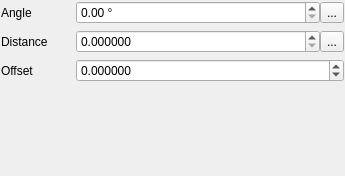
Before: the Qt Designer form SWGIS-DLLSrc/SWGIS-Gui/widget_linepatternfill.ui in LZS1991/SWGIS, drawn with Qt 5.
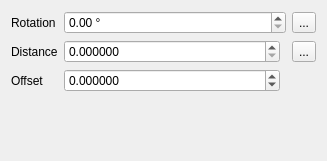
After: the same form once the commit is applied. Custom widgets are drawn as their Qt base class.

```diff
--- a/SWGIS-DLLSrc/SWGIS-Gui/widget_linepatternfill.ui
+++ b/SWGIS-DLLSrc/SWGIS-Gui/widget_linepatternfill.ui
@@ -6,77 +6,36 @@
    <rect>
     <x>0</x>
     <y>0</y>
-    <width>345</width>
-    <height>176</height>
+    <width>327</width>
+    <height>161</height>
    </rect>
   </property>
   <property name="windowTitle">
    <string>Form</string>
   </property>
-  <layout class="QFormLayout" name="formLayout">
-   <property name="fieldGrowthPolicy">
-    <enum>QFormLayout::AllNonFixedFieldsGrow</enum>
-   </property>
-   <property name="labelAlignment">
-    <set>Qt::AlignLeading|Qt::AlignLeft|Qt::AlignTop</set>
-   </property>
-   <property name="horizontalSpacing">
-    <number>28</number>
-   </property>
-   <property name="leftMargin">
-    <number>1</number>
-   </property>
-   <property name="topMargin">
-    <number>1</number>
-   </property>
-   <property name="rightMargin">
-    <number>1</number>
-   </property>
-   <property name="bottomMargin">
-    <number>1</number>
-   </property>
+  <layout class="QGridLayout" name="gridLayout" columnstretch="0,1,0">
+   <item row="0" column="0">
+    <widget class="QLabel" name="mRotationLabel">
+     <property name="text">
+      <string>Rotation</string>
+     </property>
+    </widget>
+   </item>
+   <item row="0" column="2">
+    <widget class="QgsDataDefinedButton" name="mAngleDDBtn">
+     <property name="text">
+      <string>...</string>
+     </property>
+    </widget>
+   </item>
    <item row="1" column="0">
-    <widget class="QLabel" name="mAngleLabel">
-     <property name="text">
-      <string>Angle</string>
-     </property>
-    </widget>
-   </item>
-   <item row="1" column="1">
-    <layout class="QHBoxLayout" name="horizontalLayout_2">
-     <item>
-      <widget class="QgsDoubleSpinBox" name="mAngleSpinBox">
-       <property name="suffix">
-        <string> °</string>
-       </property>
-       <property name="maximum">
-        <double>360.000000000000000</double>
-       </property>
-       <property name="singleStep">
-        <double>0.500000000000000</double>
-       </property>
-       <property name="showClearButton" stdset="0">
-        <bool>true</bool>
-       </property>
-      </widget>
-     </item>
-     <item>
-      <widget class="QgsDataDefinedButton" name="mAngleDDBtn">
-       <property name="text">
-        <string>...</string>
-       </property>
-      </widget>
-     </item>
-    </layout>
-   </item>
-   <item row="3" column="0">
     <widget class="QLabel" name="mDistanceLabel">
      <property name="text">
       <string>Distance</string>
      </property>
     </widget>
    </item>
-   <item row="3" column="1">
+   <item row="1" column="1">
     <layout class="QHBoxLayout" name="horizontalLayout">
      <item>
       <widget class="QgsDoubleSpinBox" name="mDistanceSpinBox">
@@ -100,13 +59,6 @@
        </property>
       </widget>
      </item>
-     <item>
-      <widget class="QgsDataDefinedButton" name="mDistanceDDBtn">
-       <property name="text">
-        <string>...</string>
-       </property>
-      </widget>
-     </item>
      <item>
       <widget class="QgsUnitSelectionWidget" name="mDistanceUnitWidget" native="true">
        <property name="minimumSize">
@@ -119,14 +71,14 @@
      </item>
     </layout>
    </item>
-   <item row="4" column="0">
+   <item row="2" column="0">
     <widget class="QLabel" name="mOffsetLabel">
      <property name="text">
       <string>Offset</string>
      </property>
     </widget>
    </item>
-   <item row="4" column="1">
+   <item row="2" column="1">
     <layout class="QHBoxLayout" name="horizontalLayout_4">
      <item>
       <widget class="QgsDoubleSpinBox" name="mOffsetSpinBox">
@@ -158,6 +110,46 @@
      </item>
     </layout>
    </item>
+   <item row="1" column="2">
+    <widget class="QgsDataDefinedButton" name="mDistanceDDBtn">
+     <property name="text">
+      <string>...</string>
+     </property>
+    </widget>
+   </item>
+   <item row="0" column="1">
+    <layout class="QHBoxLayout" name="horizontalLayout_2">
+     <item>
+      <widget class="QgsDoubleSpinBox" name="mAngleSpinBox">
+       <property name="suffix">
+        <string> °</string>
+       </property>
+       <property name="maximum">
+        <double>360.000000000000000</double>
+       </property>
+       <property name="singleStep">
+        <double>0.500000000000000</double>
+       </property>
+       <property name="showClearButton" stdset="0">
+        <bool>true</bool>
+       </property>
+      </widget>
+     </item>
+    </layout>
+   </item>
+   <item row="3" column="1">
+    <spacer name="verticalSpacer">
+     <property name="orientation">
+      <enum>Qt::Vertical</enum>
+     </property>
+     <property name="sizeHint" stdset="0">
+      <size>
+       <width>20</width>
+       <height>40</height>
+      </size>
+     </property>
+    </spacer>
+   </item>
   </layout>
  </widget>
  <customwidgets>
```
